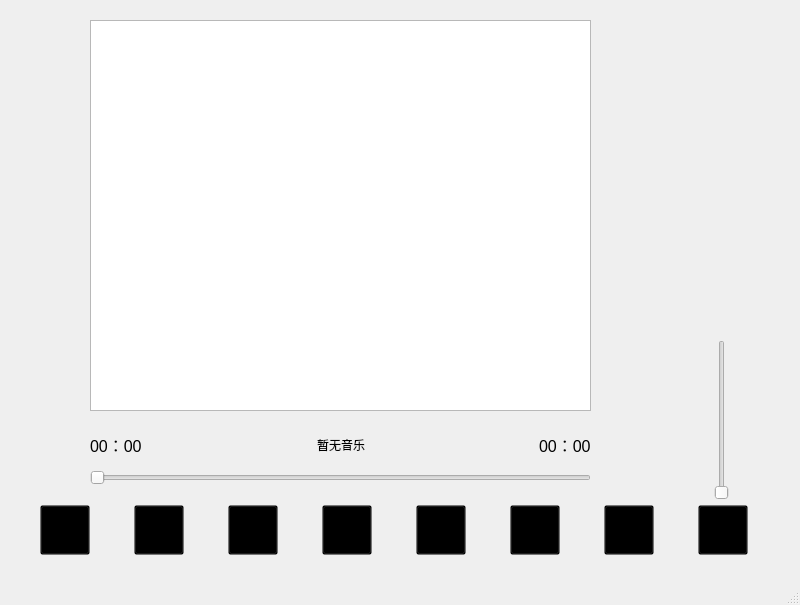
Before: the Qt Designer form MusicPlayer/mainwindow.ui in cyduan/Ai-Yin-Music-Player, drawn with Qt 5.
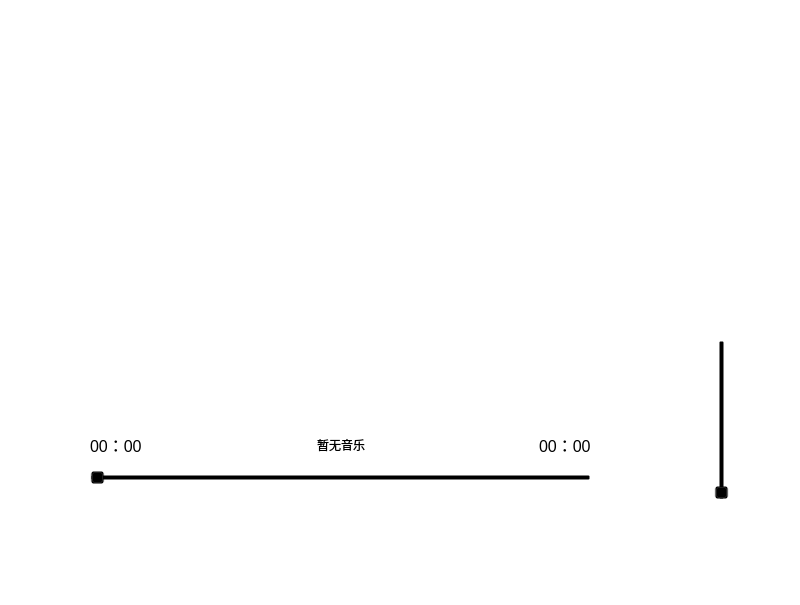
After: the same form once the commit is applied. Icons and pictures are not drawn.

The edit to the form file:
```diff
--- a/MusicPlayer/mainwindow.ui
+++ b/MusicPlayer/mainwindow.ui
@@ -13,6 +13,16 @@
   <property name="windowTitle">
    <string>MainWindow</string>
   </property>
+  <property name="styleSheet">
+   <string notr="true">QWidget#MainWindow
+{
+	background-image:url(:/new/prefix1/background/background1.jpg);
+}
+*{
+	border: none;
+	background:transparent;
+}</string>
+  </property>
   <widget class="QWidget" name="centralwidget">
    <widget class="QWidget" name="layoutWidget">
     <property name="geometry">
```
Left out of the diff: 2 changed lines with no effect on the pictures.
